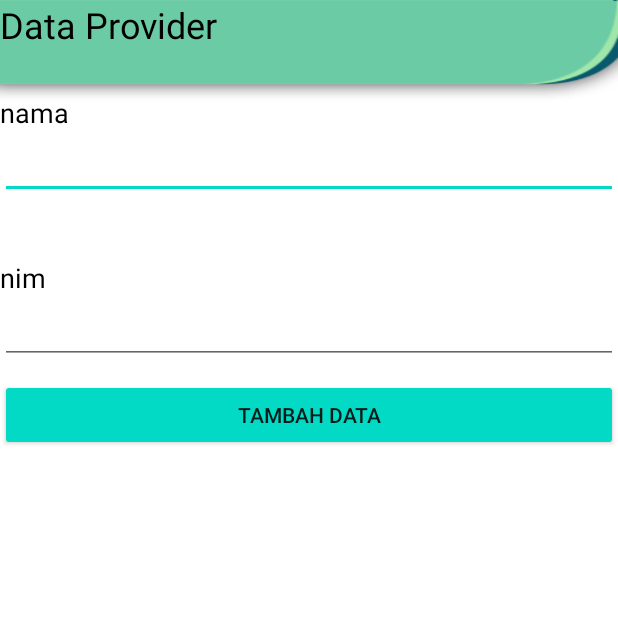
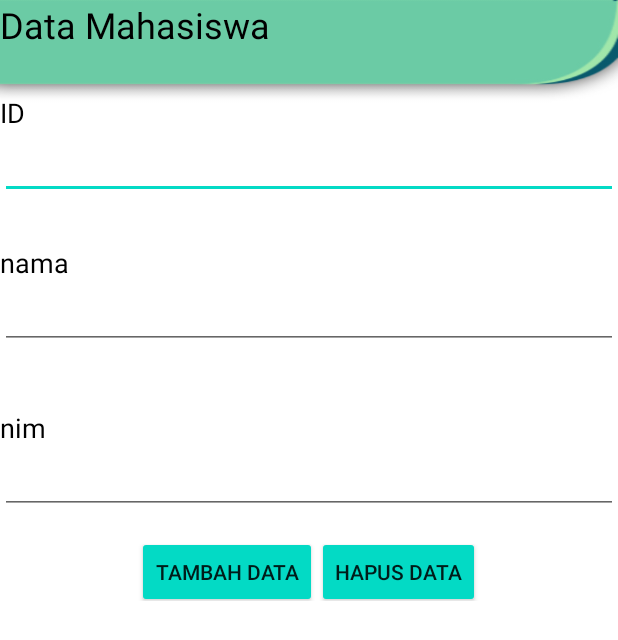
Before and after one commit to faqihakih/final-project-oop2, an Android app: the layout activity_faqih.xml on its own in the app's theme, with its tools: preview values and no code run, on a phone screen of 412 x 824 dp. Shown: the top 640 px of the screen. Run offline under Robolectric (Android 15) with nearby library versions, the phone set to English and light mode, and no system bars.

Commit message:
progress faqih

```diff
--- a/app/src/main/java/com/example/final_project_oop2_and_mobile/DimasActivity.kt
+++ b/app/src/main/java/com/example/final_project_oop2_and_mobile/DimasActivity.kt
@@ -1,5 +1,4 @@
 package com.example.final_project_oop2_and_mobile
-
 
 import androidx.appcompat.app.AppCompatActivity
 import android.os.Bundle
--- a/app/src/main/java/com/example/final_project_oop2_and_mobile/MainActivity.kt
+++ b/app/src/main/java/com/example/final_project_oop2_and_mobile/MainActivity.kt
@@ -13,5 +13,9 @@ class MainActivity : AppCompatActivity() {
         btn_dimas.setOnClickListener(){
             startActivity(Intent(this,DimasActivity::class.java))
         }
+
+        btn_faqih.setOnClickListener(){
+            startActivity(Intent(this,FaqihActifity::class.java))
+        }
     }
 }
--- a/app/src/main/java/com/example/final_project_oop2_and_mobile/realm/UserFaqihAdapter.kt
+++ b/app/src/main/java/com/example/final_project_oop2_and_mobile/realm/UserFaqihAdapter.kt
@@ -36,7 +36,7 @@ class UserFaqihAdapter(val context: Context): RecyclerView.Adapter<UserFaqihAdap
         fun bindModel(u: UserFaqih){
             tv2id.text = u.getId().toString()
             tv2nama.text = u.getNama()
-            tv2nim.text = u.getNIM()
+            tv2nim.text = u.getNim()
         }
 
     }
--- a/app/src/main/res/layout/activity_faqih.xml
+++ b/app/src/main/res/layout/activity_faqih.xml
@@ -15,10 +15,21 @@
         <TextView
             android:layout_width="wrap_content"
             android:layout_height="wrap_content"
-            android:text="Data Provider"
+            android:text="Data Mahasiswa"
             android:textColor="#000"
             android:textSize="24dp" />
+        <TextView
+            android:layout_width="match_parent"
+            android:layout_height="wrap_content"
+            android:paddingTop="30dp"
+            android:text="ID"
+            android:textColor="#000"
+            android:textSize="18dp" />
 
+        <EditText
+            android:id="@+id/et_id"
+            android:layout_width="match_parent"
+            android:layout_height="wrap_content" />
         <TextView
             android:layout_width="match_parent"
             android:layout_height="wrap_content"
@@ -42,13 +53,27 @@
             android:id="@+id/et_nim"
             android:layout_width="match_parent"
             android:layout_height="wrap_content"/>
-        <Button
-            android:id="@+id/btn_add"
-            android:layout_marginTop="10dp"
+        <LinearLayout
             android:layout_width="match_parent"
             android:layout_height="wrap_content"
-            android:text="Tambah Data"
-            android:backgroundTint="@color/colorAccent"/>
+            android:gravity="center"
+            android:orientation="horizontal">
+
+            <Button
+                android:id="@+id/btn_add"
+                android:layout_width="wrap_content"
+                android:layout_height="wrap_content"
+                android:layout_marginTop="10dp"
+                android:backgroundTint="@color/colorAccent"
+                android:text="Tambah Data" />
+            <Button
+                android:id="@+id/btn_hapus"
+                android:layout_width="wrap_content"
+                android:layout_height="wrap_content"
+                android:layout_marginTop="10dp"
+                android:backgroundTint="@color/colorAccent"
+                android:text="Hapus Data" />
+        </LinearLayout>
         <TextView
             android:id="@+id/hasil"
             android:layout_width="match_parent"
--- a/app/src/main/res/layout/item_userdimas.xml
+++ b/app/src/main/res/layout/item_userdimas.xml
@@ -1,11 +1,13 @@
 <?xml version="1.0" encoding="utf-8"?>
 <androidx.cardview.widget.CardView xmlns:android="http://schemas.android.com/apk/res/android"
+    xmlns:tools="http://schemas.android.com/tools"
     android:layout_width="match_parent"
     android:layout_height="wrap_content"
     xmlns:app="http://schemas.android.com/apk/res-auto"
     android:layout_margin="10dp"
     app:cardCornerRadius="10dp"
-    app:cardElevation="10dp">
+    app:cardElevation="10dp"
+    tools:ignore="MissingClass">
 <LinearLayout
     android:layout_width="match_parent"
     android:layout_height="wrap_content"
```
Also changed, not shown: app/src/main/java/com/example/final_project_oop2_and_mobile/FaqihActifity.kt (+23 -3 lines), app/src/main/java/com/example/final_project_oop2_and_mobile/realm/UserFaqih.kt (+16 -10 lines), app/src/main/res/layout/activity_main.xml (+10 -0 lines), app/src/main/res/layout/item_userfaqih.xml (+13 -2 lines), app/src/main/java/com/example/final_project_oop2_and_mobile/model/user/User.kt (line endings or trailing spaces).
